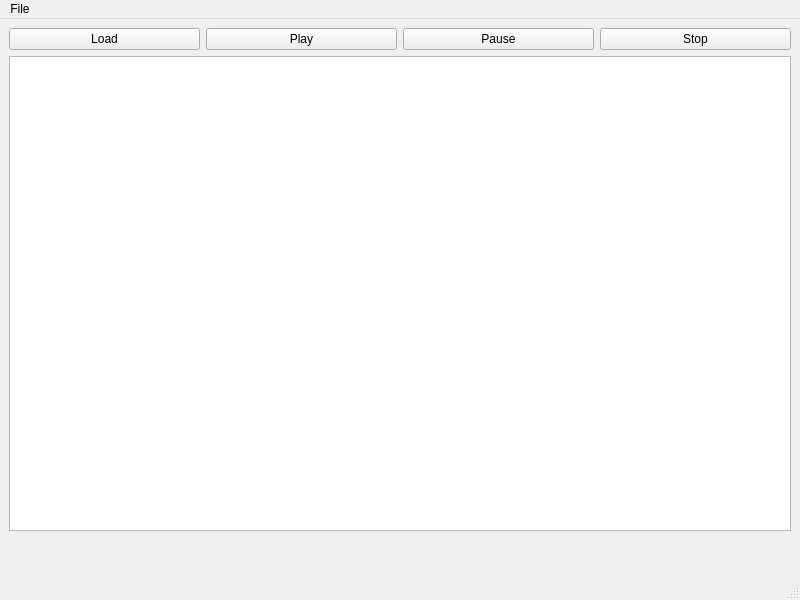
Old version of the form hrwplayer.ui in the repository hrw/modland-player.
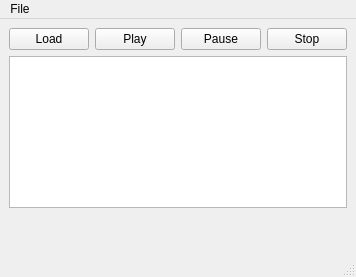
New version of the form. Custom widgets are drawn as their Qt base class.

The edit to the form file:
```diff
--- a/hrwplayer.ui
+++ b/hrwplayer.ui
@@ -6,8 +6,8 @@
    <rect>
     <x>0</x>
     <y>0</y>
-    <width>800</width>
-    <height>600</height>
+    <width>274</width>
+    <height>277</height>
    </rect>
   </property>
   <property name="windowTitle">
@@ -98,7 +98,7 @@
     <rect>
      <x>0</x>
      <y>0</y>
-     <width>800</width>
+     <width>274</width>
      <height>21</height>
     </rect>
    </property>
```
Left out of the diff: 43 changed lines with no effect on the pictures.
